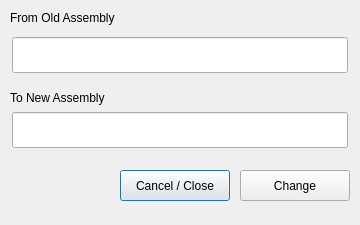
First picture: the form in src/forms/edit_structure.ui, repository LornBKerr/parts_tracker, before the edit.
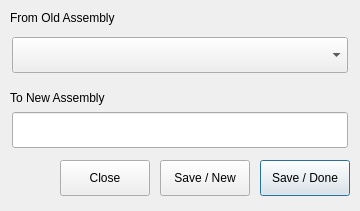
Second picture: the form after the edit. Custom widgets are drawn as their Qt base class.

Commit message: Replaced the old assembly edit box with a combo box.

```diff
--- a/src/forms/edit_structure.ui
+++ b/src/forms/edit_structure.ui
@@ -7,7 +7,7 @@
     <x>0</x>
     <y>0</y>
     <width>360</width>
-    <height>225</height>
+    <height>211</height>
    </rect>
   </property>
   <property name="sizePolicy">
@@ -19,50 +19,6 @@
   <property name="windowTitle">
    <string>Change the Assembly Structure</string>
   </property>
-  <widget class="QPushButton" name="close_button">
-   <property name="geometry">
-    <rect>
-     <x>120</x>
-     <y>170</y>
-     <width>110</width>
-     <height>31</height>
-    </rect>
-   </property>
-   <property name="sizePolicy">
-    <sizepolicy hsizetype="Fixed" vsizetype="Fixed">
-     <horstretch>0</horstretch>
-     <verstretch>0</verstretch>
-    </sizepolicy>
-   </property>
-   <property name="toolTip">
-    <string>Close the form, any unsaved changes will be lost</string>
-   </property>
-   <property name="text">
-    <string>Cancel / Close</string>
-   </property>
-  </widget>
-  <widget class="QPushButton" name="change_button">
-   <property name="geometry">
-    <rect>
-     <x>240</x>
-     <y>170</y>
-     <width>110</width>
-     <height>31</height>
-    </rect>
-   </property>
-   <property name="sizePolicy">
-    <sizepolicy hsizetype="Preferred" vsizetype="Preferred">
-     <horstretch>0</horstretch>
-     <verstretch>0</verstretch>
-    </sizepolicy>
-   </property>
-   <property name="toolTip">
-    <string>Save the updated assembly changes, then clear the form</string>
-   </property>
-   <property name="text">
-    <string>Change</string>
-   </property>
-  </widget>
   <widget class="QLabel" name="new_assy_label">
    <property name="geometry">
     <rect>
@@ -104,7 +60,7 @@
    <property name="lineWidth">
     <number>2</number>
    </property>
-   <widget class="LineEdit" name="old_assy_edit">
+   <widget class="ComboBox" name="old_assy_combo">
     <property name="geometry">
      <rect>
       <x>2</x>
@@ -150,6 +106,63 @@
     </property>
    </widget>
   </widget>
+  <widget class="QPushButton" name="save_done_button">
+   <property name="geometry">
+    <rect>
+     <x>260</x>
+     <y>160</y>
+     <width>90</width>
+     <height>36</height>
+    </rect>
+   </property>
+   <property name="toolTip">
+    <string>Save the current item, then close the form</string>
+   </property>
+   <property name="layoutDirection">
+    <enum>Qt::RightToLeft</enum>
+   </property>
+   <property name="autoFillBackground">
+    <bool>false</bool>
+   </property>
+   <property name="text">
+    <string>Save / Done</string>
+   </property>
+   <property name="flat">
+    <bool>false</bool>
+   </property>
+  </widget>
+  <widget class="QPushButton" name="close_button">
+   <property name="geometry">
+    <rect>
+     <x>60</x>
+     <y>160</y>
+     <width>90</width>
+     <height>36</height>
+    </rect>
+   </property>
+   <property name="toolTip">
+    <string>Close the form, optionally saving any changed information</string>
+   </property>
+   <property name="text">
+    <string>Close</string>
+   </property>
+  </widget>
+  <widget class="QPushButton" name="save_new_button">
+   <property name="geometry">
+    <rect>
+     <x>160</x>
+     <y>160</y>
+     <width>90</width>
+     <height>36</height>
+    </rect>
+   </property>
+   <property name="toolTip">
+    <string>Save the current item, then clear the form</string>
+   </property>
+   <property name="text">
+    <string>Save / New</string>
+   </property>
+  </widget>
  </widget>
  <customwidgets>
   <customwidget>
@@ -158,6 +171,11 @@
    <header>lbk_library/gui/error_frame</header>
    <container>1</container>
   </customwidget>
+  <customwidget>
+   <class>ComboBox</class>
+   <extends>QComboBox</extends>
+   <header>lbk_library/gui/combo_box</header>
+  </customwidget>
   <customwidget>
    <class>LineEdit</class>
    <extends>QLineEdit</extends>
```
Left out of the diff: 4 changed lines with no effect on the pictures.
